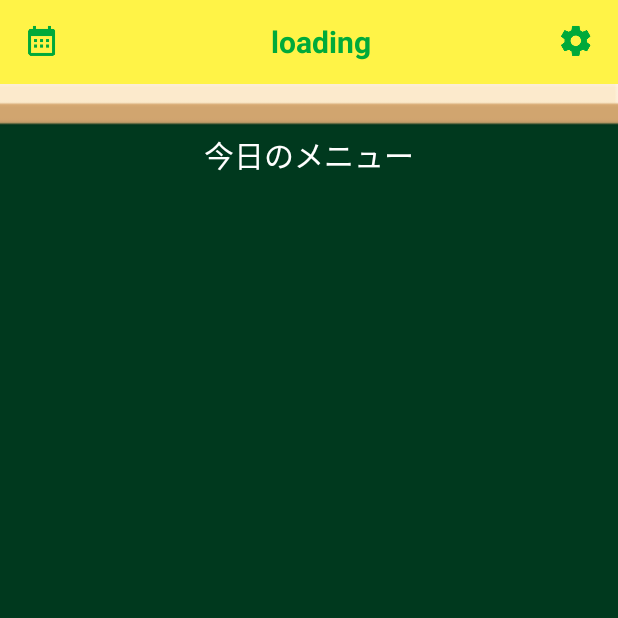
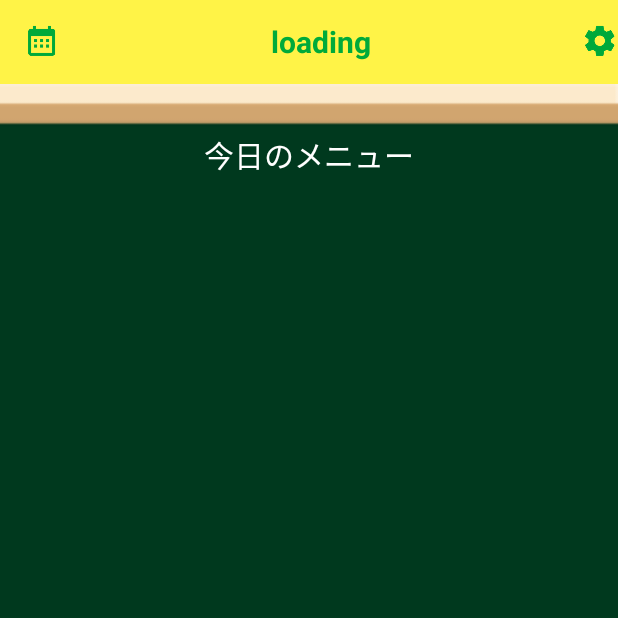
Before and after one commit to 4919/4919forIkoma-android, an Android app: the screen it shows after launch (MainActivity), on a phone screen of 412 x 824 dp, the top half of it. Run offline under Robolectric (Android 15) with nearby library versions, the phone set to English and light mode, and no system bars.

Commit message:
toolbar のタイトルのズレを修正

```diff
--- a/app/src/main/res/layout/activity_main.xml
+++ b/app/src/main/res/layout/activity_main.xml
@@ -9,12 +9,12 @@
     <android.support.v7.widget.Toolbar
         android:layout_height="?attr/actionBarSize"
         android:layout_width="fill_parent"
+        android:paddingRight="@dimen/marginWidth_toolbar"
         android:background="@color/baseColor_primary">
 
         <RelativeLayout
             android:layout_width="match_parent"
-            android:layout_height="wrap_content"
-            android:paddingRight="@dimen/marginWidth_toolbar">
+            android:layout_height="wrap_content">
 
             <ImageView
                 android:id="@+id/iv_toolbar_left"
```
